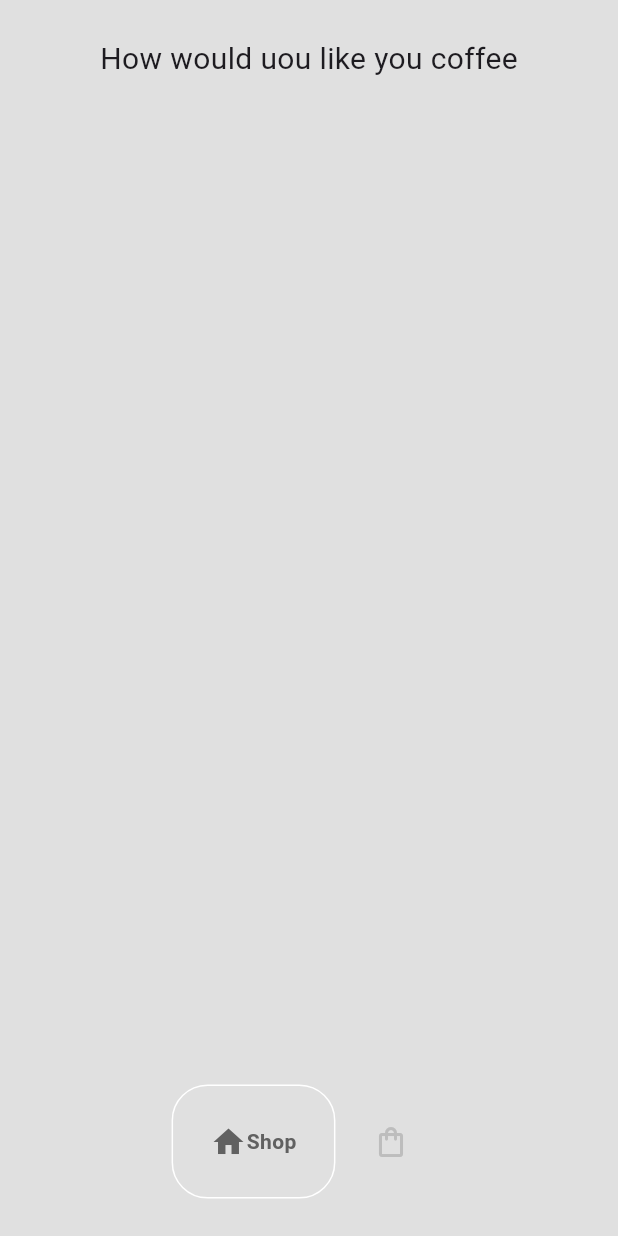
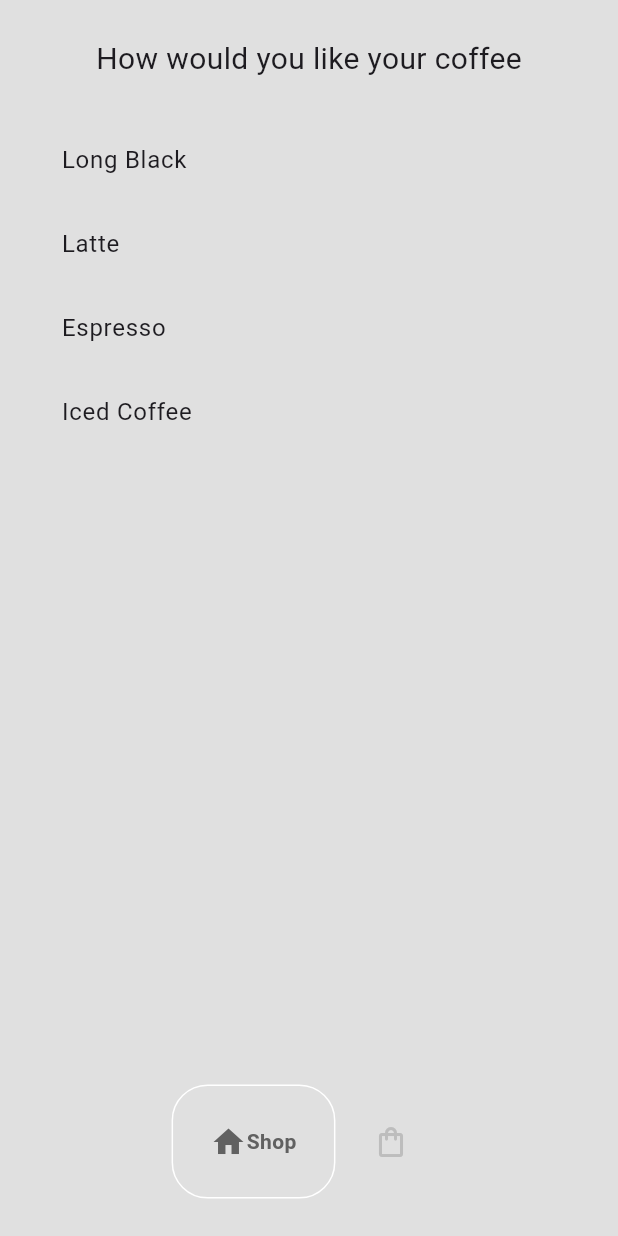
Before and after one commit to mcalisadeghi/Coffee_Shop_App_2, a Flutter app: the MyHomePage screen opened directly, on a phone screen of 412 x 824 dp. Run offline on Flutter 3.47's test engine with Material 2 defaults, Android fonts, the phone set to English and light mode, and no system bars; drawn by our look-alikes of google_nav_bar.

Commit message:
show coffee have bug

```diff
--- a/lib/components/bottom_nav_bar.dart
+++ b/lib/components/bottom_nav_bar.dart
@@ -24,7 +24,7 @@ class BottomNavBar extends StatelessWidget {
         tabActiveBorder: Border.all(
           color: Colors.white,
         ),
-        tabs: [
+        tabs: const <GButton>[
           GButton(
             icon: Icons.home,
             text: 'Shop',
--- a/lib/models/shop.dart
+++ b/lib/models/shop.dart
@@ -1,7 +1,6 @@
-import 'package:flutter/material.dart';
 import 'package:flutter_application_1/models/coffee.dart';
 
-class Shop {
+class CShop {
   // coffee for sle list
   final List<Coffee> _shop = [
     // black coffee
@@ -28,7 +27,7 @@ class Shop {
   ];
 
   // user cart
-  List<Coffee> _userCart = [];
+  final List<Coffee> _userCart = [];
 
   // get coffee list
   List<Coffee> get coffeeShop => _shop;
--- a/lib/pages/shop_page.dart
+++ b/lib/pages/shop_page.dart
@@ -1,18 +1,25 @@
 import 'package:flutter/material.dart';
+import 'package:flutter_application_1/models/coffee.dart';
+import 'package:flutter_application_1/models/shop.dart';
+import 'package:provider/provider.dart'; // این را اضافه کنید
 
 class ShopPage extends StatelessWidget {
   const ShopPage({super.key});
 
   @override
   Widget build(BuildContext context) {
+    return Consumer<CShop>(
+      builder: (context, coffee, child) {
         return SafeArea(
           child: Padding(
-        padding: const EdgeInsets.all(25.0),
+            padding: const EdgeInsets.all(
+              25.0,
+            ),
             child: Column(
-          children: [
+              children: <Widget>[
                 // heading message
                 const Text(
-              'How would uou like you coffee',
+                  'How would you like your coffee',
                   style: TextStyle(
                     fontSize: 20,
                   ),
@@ -20,11 +27,28 @@ class ShopPage extends StatelessWidget {
                 const SizedBox(
                   height: 25,
                 ),
-            //list of coffee to buy
-            Expanded(child: ListView.builder(itemBuilder: (context, index) {}))
+                // list of coffee to buy
+                Expanded(
+                  child: ListView.builder(
+                    itemCount: coffee.coffeeShop.length,
+                    itemBuilder: (BuildContext context, int index) {
+                      // get individual coffee
+                      Coffee eachCoffee = coffee.coffeeShop[index];
+
+                      // return the tile for this coffee
+                      return ListTile(
+                        title: Text(
+                          eachCoffee.name,
+                        ),
+                      );
+                    },
+                  ),
+                ),
               ],
             ),
           ),
         );
+      },
+    );
   }
 }
--- a/pubspec.yaml
+++ b/pubspec.yaml
@@ -36,6 +36,7 @@ dependencies:
   # Use with the CupertinoIcons class for iOS style icons.
   cupertino_icons: ^1.0.2
   google_nav_bar: ^5.0.6
+  provider: ^6.0.5
 
 dev_dependencies:
   flutter_test:
```
Also changed, not shown: pubspec.lock. Lines whose indentation alone changed are shown as unchanged.
